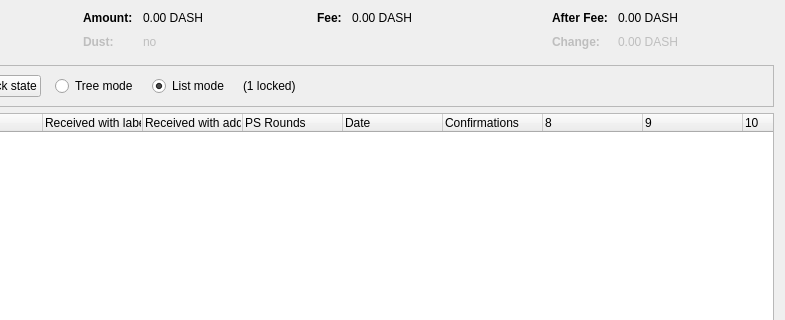
OmegaBlockchain/omegacoin, file src/qt/forms/coincontroldialog.ui: the form before one commit; both pictures show x 169 to 954 and y 0 to 320 of the 954 by 500 pixel window.
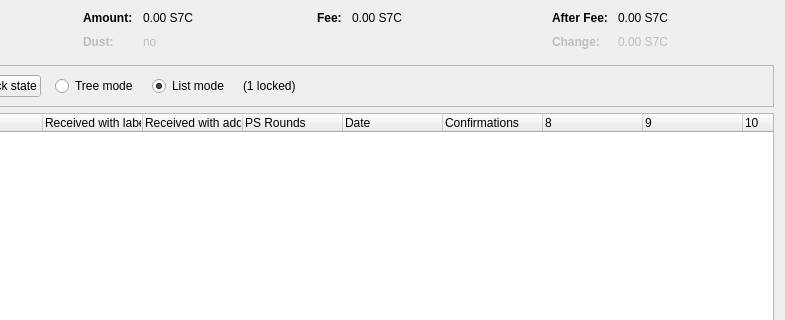
The form after the commit. Custom widgets are drawn as their Qt base class.

```diff
--- a/src/qt/forms/coincontroldialog.ui
+++ b/src/qt/forms/coincontroldialog.ui
@@ -132,7 +132,7 @@
           <enum>Qt::ActionsContextMenu</enum>
          </property>
          <property name="text">
-          <string notr="true">0.00 DASH</string>
+          <string notr="true">0.00 S7C</string>
          </property>
          <property name="textInteractionFlags">
           <set>Qt::LinksAccessibleByMouse|Qt::TextSelectableByKeyboard|Qt::TextSelectableByMouse</set>
@@ -212,7 +212,7 @@
           <enum>Qt::ActionsContextMenu</enum>
          </property>
          <property name="text">
-          <string notr="true">0.00 DASH</string>
+          <string notr="true">0.00 S7C</string>
          </property>
          <property name="textInteractionFlags">
           <set>Qt::LinksAccessibleByMouse|Qt::TextSelectableByKeyboard|Qt::TextSelectableByMouse</set>
@@ -257,7 +257,7 @@
           <enum>Qt::ActionsContextMenu</enum>
          </property>
          <property name="text">
-          <string notr="true">0.00 DASH</string>
+          <string notr="true">0.00 S7C</string>
          </property>
          <property name="textInteractionFlags">
           <set>Qt::LinksAccessibleByMouse|Qt::TextSelectableByKeyboard|Qt::TextSelectableByMouse</set>
@@ -292,7 +292,7 @@
           <enum>Qt::ActionsContextMenu</enum>
          </property>
          <property name="text">
-          <string notr="true">0.00 DASH</string>
+          <string notr="true">0.00 S7C</string>
          </property>
          <property name="textInteractionFlags">
           <set>Qt::LinksAccessibleByMouse|Qt::TextSelectableByKeyboard|Qt::TextSelectableByMouse</set>
```
